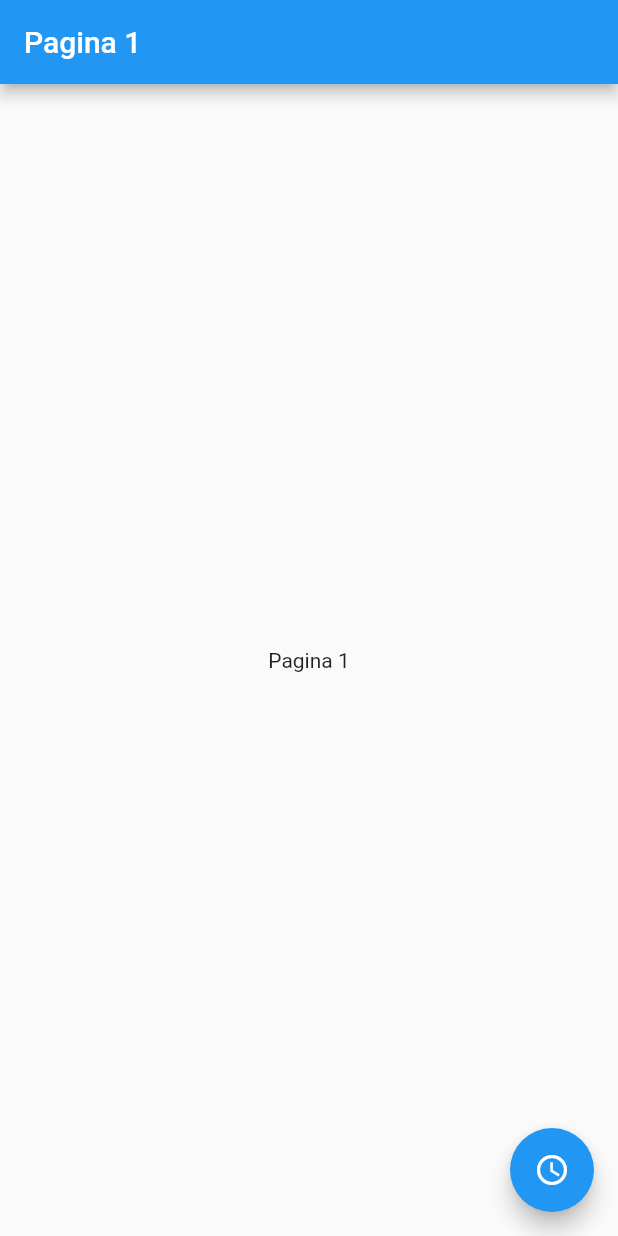
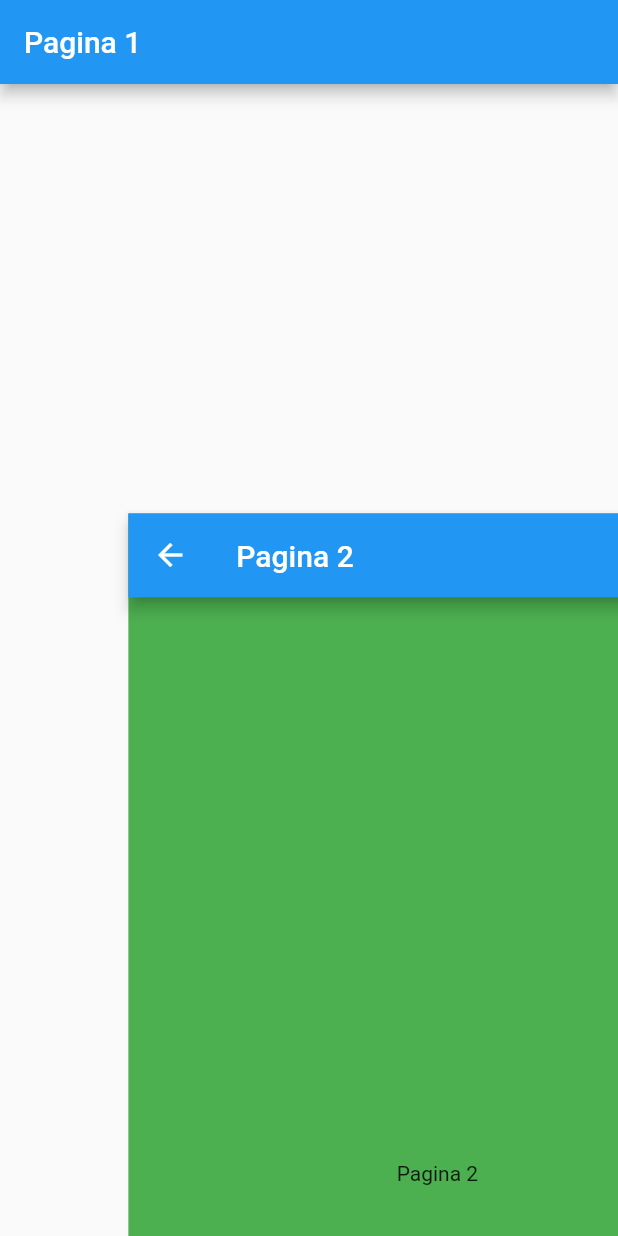
Before and after one commit to guillermoherrera/transicion_app, a Flutter app: the screen it shows after launch, after a tap on the "access time" icon, on a phone screen of 412 x 824 dp. Run offline on Flutter 3.47's test engine with Material 2 defaults, Android fonts, the phone set to English and light mode, and no system bars.

Commit message:
SlideTransition

```diff
--- a/lib/pages/pagina1_page.dart
+++ b/lib/pages/pagina1_page.dart
@@ -1,4 +1,5 @@
 import 'package:flutter/material.dart';
+import 'package:trancision_app/pages/pagina2_page.dart';
 
 class Pagina1Page extends StatelessWidget {
   @override
@@ -12,8 +13,29 @@ class Pagina1Page extends StatelessWidget {
       ),
       floatingActionButton: FloatingActionButton(
         child: Icon(Icons.access_time),
-        onPressed: (){}
+        onPressed: (){
+          Navigator.push(context, _crearRuta());
+          //Navigator.push(context, MaterialPageRoute(builder: (context)=> Pagina2Page()));
+        }
       ),
     );
   }
+
+  Route _crearRuta(){
+
+    return PageRouteBuilder(
+      pageBuilder: (BuildContext context, Animation<double> animation, Animation<double> secondaryAnimation) => Pagina2Page(),
+      transitionDuration: Duration(seconds: 2),
+      transitionsBuilder: ( context, animation, sencondaryAnimation, child ) {
+
+        final curveAnimation = CurvedAnimation(parent: animation, curve: Curves.easeInOut);
+
+        return SlideTransition(
+          position: Tween<Offset>(begin: Offset(0.5, 1.0), end: Offset.zero).animate(curveAnimation),
+          child: child,
+        );
+      }
+    );
+
+  }
 }
```
